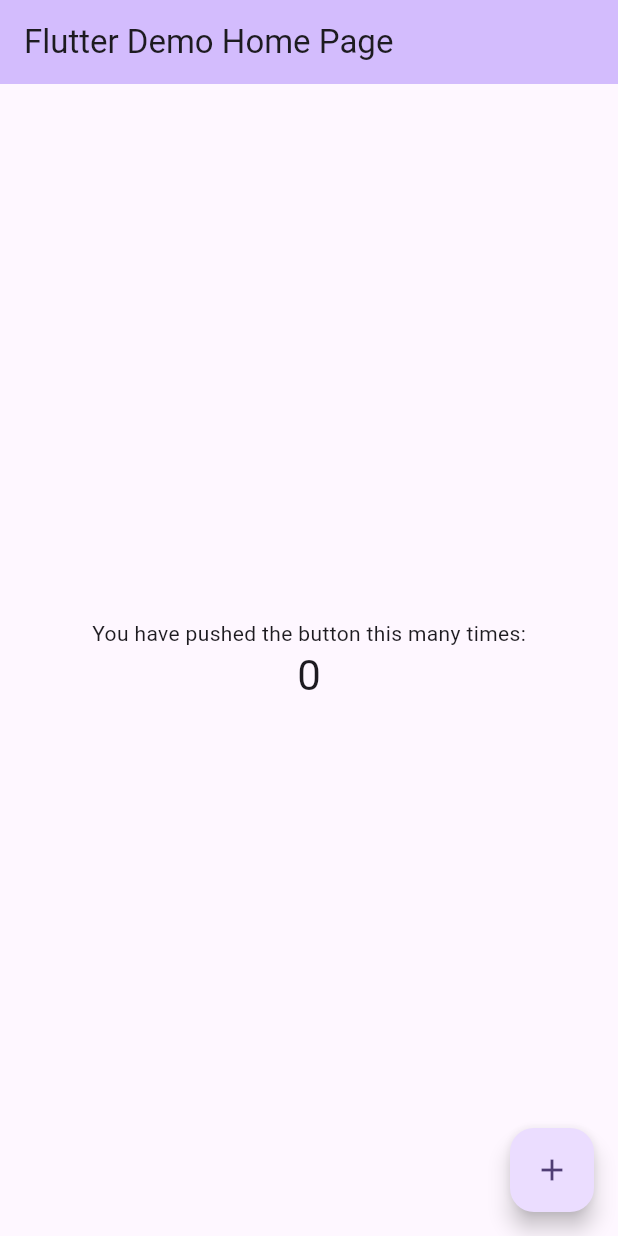
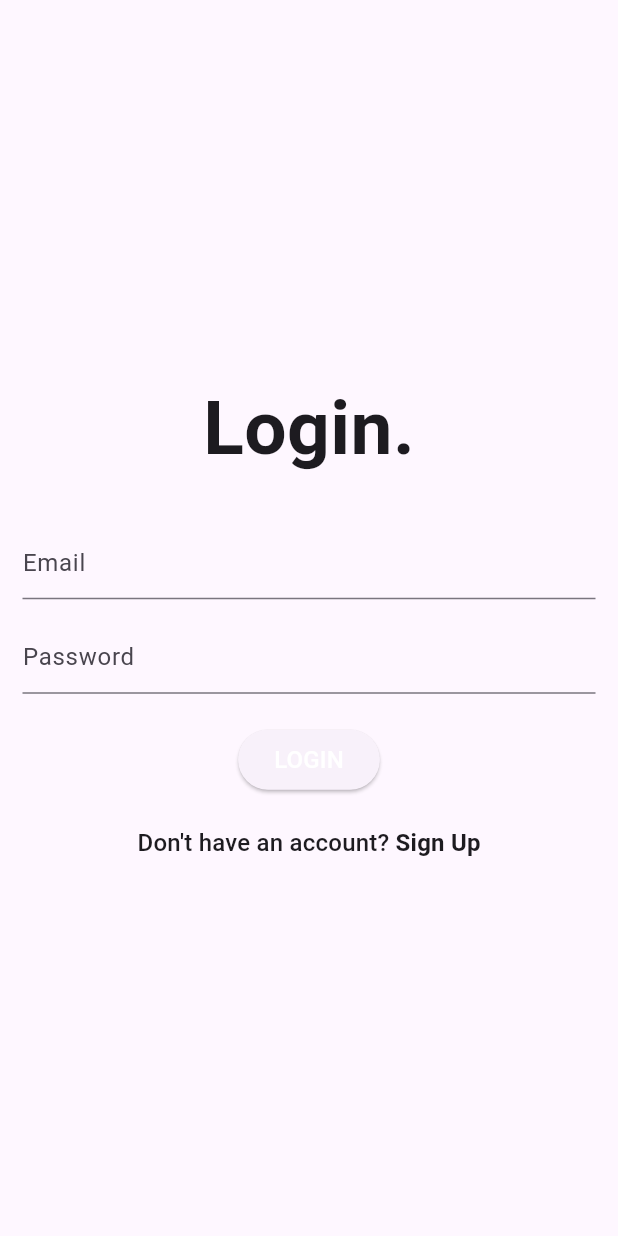
Before and after one commit to godgiftedboy/OfflineFirstTaskManagerApp, a Flutter app: the screen it shows after launch, on a phone screen of 412 x 824 dp. Run offline on Flutter 3.47's test engine with Material 3 defaults, Android fonts, the phone set to English and light mode, and no system bars.

```diff
--- /dev/null
+++ b/frontend/lib/features/auth/pages/login_page.dart
@@ -0,0 +1,114 @@
+import 'package:flutter/material.dart';
+import 'package:frontend/features/auth/pages/signup_page.dart';
+
+class LoginPage extends StatefulWidget {
+  static MaterialPageRoute route() => MaterialPageRoute(
+        builder: (context) => const LoginPage(),
+      );
+  const LoginPage({super.key});
+
+  @override
+  State<LoginPage> createState() => _LoginPageState();
+}
+
+class _LoginPageState extends State<LoginPage> {
+  final emailController = TextEditingController();
+  final passwordController = TextEditingController();
+  final formKey = GlobalKey<FormState>();
+
+  @override
+  void dispose() {
+    emailController.dispose();
+    passwordController.dispose();
+    super.dispose();
+  }
+
+  void loginUser() {
+    if (formKey.currentState!.validate()) {}
+  }
+
+  @override
+  Widget build(BuildContext context) {
+    return Scaffold(
+      body: Padding(
+        padding: const EdgeInsets.all(15.0),
+        child: Form(
+          key: formKey,
+          child: Column(
+            mainAxisAlignment: MainAxisAlignment.center,
+            children: [
+              const Text(
+                "Login.",
+                style: TextStyle(
+                  fontSize: 50,
+                  fontWeight: FontWeight.bold,
+                ),
+              ),
+              const SizedBox(height: 30),
+              TextFormField(
+                controller: emailController,
+                decoration: const InputDecoration(
+                  hintText: 'Email',
+                ),
+                validator: (value) {
+                  if (value == null ||
+                      value.trim().isEmpty ||
+                      !value.trim().contains("@")) {
+                    return "Email field is invalid!";
+                  }
+                  return null;
+                },
+              ),
+              const SizedBox(height: 15),
+              TextFormField(
+                controller: passwordController,
+                decoration: const InputDecoration(
+                  hintText: 'Password',
+                ),
+                validator: (value) {
+                  if (value == null ||
+                      value.trim().isEmpty ||
+                      value.trim().length <= 6) {
+                    return "Password field is invalid!";
+                  }
+                  return null;
+                },
+              ),
+              const SizedBox(height: 20),
+              ElevatedButton(
+                onPressed: loginUser,
+                child: const Text(
+                  'LOGIN',
+                  style: TextStyle(
+                    fontSize: 16,
+                    color: Colors.white,
+                  ),
+                ),
+              ),
+              const SizedBox(height: 20),
+              GestureDetector(
+                onTap: () {
+                  Navigator.of(context).push(SignupPage.route());
+                },
+                child: RichText(
+                  text: TextSpan(
+                    text: 'Don\'t have an account? ',
+                    style: Theme.of(context).textTheme.titleMedium,
+                    children: const [
+                      TextSpan(
+                        text: 'Sign Up',
+                        style: TextStyle(
+                          fontWeight: FontWeight.bold,
+                        ),
+                      ),
+                    ],
+                  ),
+                ),
+              ),
+            ],
+          ),
+        ),
+      ),
+    );
+  }
+}
--- a/frontend/lib/main.dart
+++ b/frontend/lib/main.dart
@@ -1,4 +1,5 @@
 import 'package:flutter/material.dart';
+import 'package:frontend/features/auth/pages/login_page.dart';
 
 void main() {
   runApp(const MyApp());
@@ -7,119 +8,15 @@ void main() {
 class MyApp extends StatelessWidget {
   const MyApp({super.key});
 
-  // This widget is the root of your application.
   @override
   Widget build(BuildContext context) {
     return MaterialApp(
       title: 'Flutter Demo',
       theme: ThemeData(
-        // This is the theme of your application.
-        //
-        // TRY THIS: Try running your application with "flutter run". You'll see
-        // the application has a purple toolbar. Then, without quitting the app,
-        // try changing the seedColor in the colorScheme below to Colors.green
-        // and then invoke "hot reload" (save your changes or press the "hot
-        // reload" button in a Flutter-supported IDE, or press "r" if you used
-        // the command line to start the app).
-        //
-        // Notice that the counter didn't reset back to zero; the application
-        // state is not lost during the reload. To reset the state, use hot
-        // restart instead.
-        //
-        // This works for code too, not just values: Most code changes can be
-        // tested with just a hot reload.
         colorScheme: ColorScheme.fromSeed(seedColor: Colors.deepPurple),
         useMaterial3: true,
       ),
-      home: const MyHomePage(title: 'Flutter Demo Home Page'),
+      home: const LoginPage(),
     );
   }
 }
-
-class MyHomePage extends StatefulWidget {
-  const MyHomePage({super.key, required this.title});
-
-  // This widget is the home page of your application. It is stateful, meaning
-  // that it has a State object (defined below) that contains fields that affect
-  // how it looks.
-
-  // This class is the configuration for the state. It holds the values (in this
-  // case the title) provided by the parent (in this case the App widget) and
-  // used by the build method of the State. Fields in a Widget subclass are
-  // always marked "final".
-
-  final String title;
-
-  @override
-  State<MyHomePage> createState() => _MyHomePageState();
-}
-
-class _MyHomePageState extends State<MyHomePage> {
-  int _counter = 0;
-
-  void _incrementCounter() {
-    setState(() {
-      // This call to setState tells the Flutter framework that something has
-      // changed in this State, which causes it to rerun the build method below
-      // so that the display can reflect the updated values. If we changed
-      // _counter without calling setState(), then the build method would not be
-      // called again, and so nothing would appear to happen.
-      _counter++;
-    });
-  }
-
-  @override
-  Widget build(BuildContext context) {
-    // This method is rerun every time setState is called, for instance as done
-    // by the _incrementCounter method above.
-    //
-    // The Flutter framework has been optimized to make rerunning build methods
-    // fast, so that you can just rebuild anything that needs updating rather
-    // than having to individually change instances of widgets.
-    return Scaffold(
-      appBar: AppBar(
-        // TRY THIS: Try changing the color here to a specific color (to
-        // Colors.amber, perhaps?) and trigger a hot reload to see the AppBar
-        // change color while the other colors stay the same.
-        backgroundColor: Theme.of(context).colorScheme.inversePrimary,
-        // Here we take the value from the MyHomePage object that was created by
-        // the App.build method, and use it to set our appbar title.
-        title: Text(widget.title),
-      ),
-      body: Center(
-        // Center is a layout widget. It takes a single child and positions it
-        // in the middle of the parent.
-        child: Column(
-          // Column is also a layout widget. It takes a list of children and
-          // arranges them vertically. By default, it sizes itself to fit its
-          // children horizontally, and tries to be as tall as its parent.
-          //
-          // Column has various properties to control how it sizes itself and
-          // how it positions its children. Here we use mainAxisAlignment to
-          // center the children vertically; the main axis here is the vertical
-          // axis because Columns are vertical (the cross axis would be
-          // horizontal).
-          //
-          // TRY THIS: Invoke "debug painting" (choose the "Toggle Debug Paint"
-          // action in the IDE, or press "p" in the console), to see the
-          // wireframe for each widget.
-          mainAxisAlignment: MainAxisAlignment.center,
-          children: <Widget>[
-            const Text(
-              'You have pushed the button this many times:',
-            ),
-            Text(
-              '$_counter',
-              style: Theme.of(context).textTheme.headlineMedium,
-            ),
-          ],
-        ),
-      ),
-      floatingActionButton: FloatingActionButton(
-        onPressed: _incrementCounter,
-        tooltip: 'Increment',
-        child: const Icon(Icons.add),
-      ), // This trailing comma makes auto-formatting nicer for build methods.
-    );
-  }
-}
```
Also changed, not shown: frontend/lib/features/auth/pages/signup_page.dart (added, +129 -0 lines), 4 other files.
